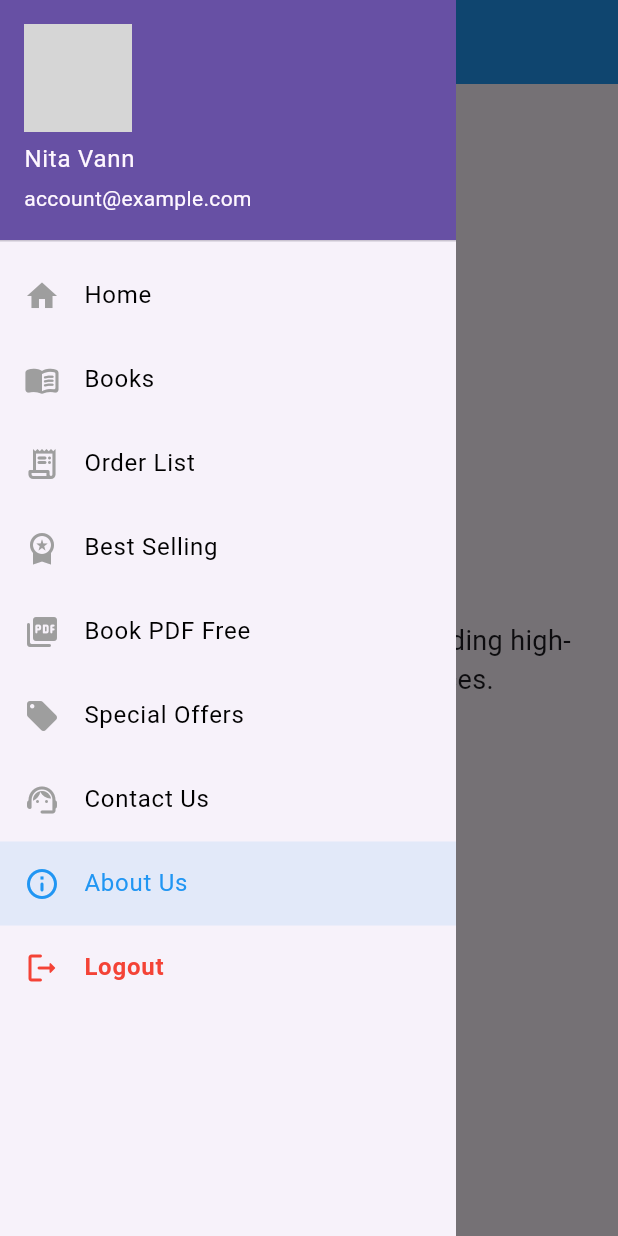
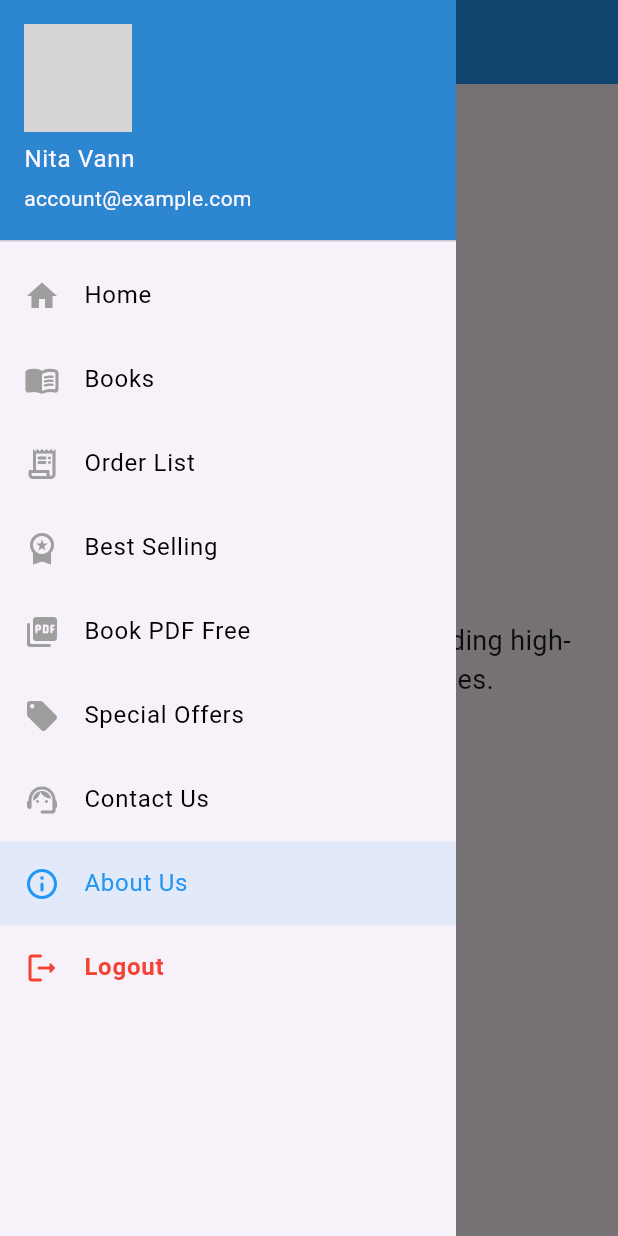
Before and after one commit to MengHor77/mobile_assignment_year4, a Flutter app: the AboutUsView screen opened directly, with the side drawer open, on a phone screen of 412 x 824 dp. Run offline on Flutter 3.47's test engine with Material 3 defaults, Android fonts, the phone set to English and light mode, and no system bars; network calls fail; grey boxes are pictures that could not be loaded.

Commit message:
fix:  css

```diff
--- a/lib/widgets/app_sidebar.dart
+++ b/lib/widgets/app_sidebar.dart
@@ -21,10 +21,12 @@ class AppSidebar extends StatelessWidget {
         // Changed from Column to ListView for the whole drawer
         padding: EdgeInsets.zero,
         children: [
-          const UserAccountsDrawerHeader(
-            accountName: Text('Nita Vann'),
-            accountEmail: Text('account@example.com'),
-            currentAccountPicture: CircleAvatar(
+          UserAccountsDrawerHeader(
+            accountName: const Text('Nita Vann'),
+            accountEmail: const Text('account@example.com'),
+            // ADD THIS LINE TO CHANGE COLOR:
+            decoration: const BoxDecoration(color: Color.fromARGB(255, 45, 135, 208)),
+            currentAccountPicture: const CircleAvatar(
               backgroundImage: NetworkImage(
                 'https://encrypted-tbn0.gstatic.com/images?q=tbn:ANd9GcRmf4NlFls31qGMTqzjbaNgxmoNwClN9140-A&s',
               ),
```
